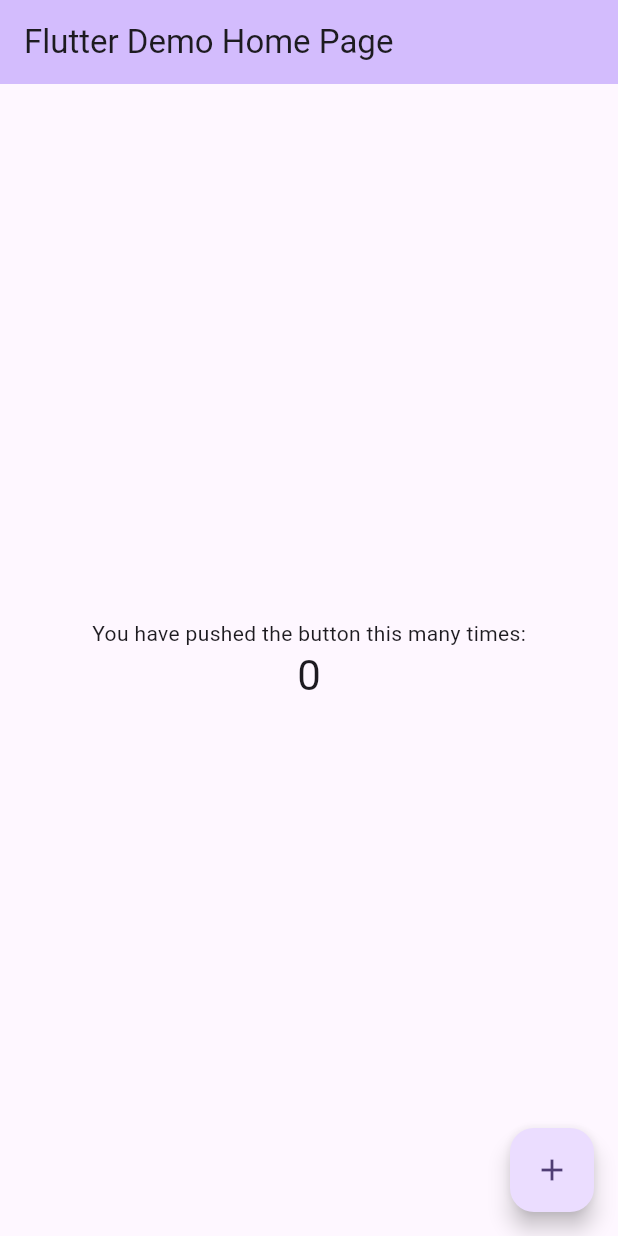
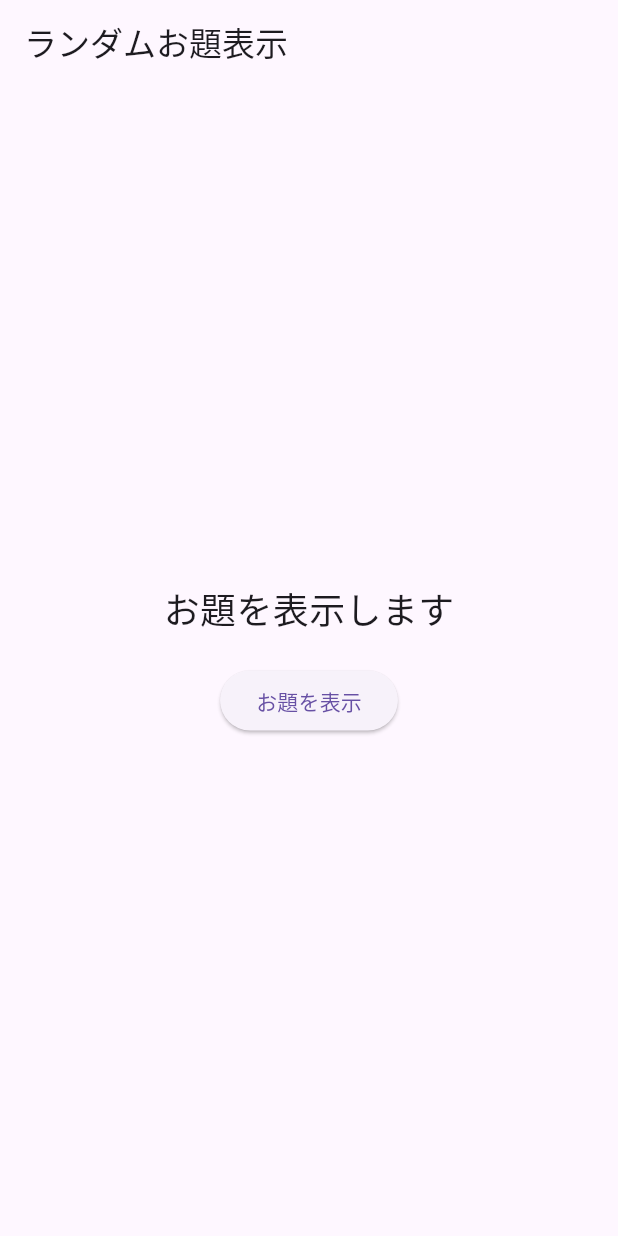
Before and after one commit to Ruri-Kinoshita/niku, a Flutter app: the screen it shows after launch, on a phone screen of 412 x 824 dp. Run offline on Flutter 3.47's test engine with Material 3 defaults, Android fonts, the phone set to English and light mode, and no system bars.

Commit message:
ルーレットまでできたUIはまだ

```diff
--- a/lib/main.dart
+++ b/lib/main.dart
@@ -1,7 +1,8 @@
 import 'package:flutter/material.dart';
+import 'package:niku/roulette.dart';
 
 void main() {
-  runApp(const MyApp());
+  runApp(const Roulette());
 }
 
 class MyApp extends StatelessWidget {
--- /dev/null
+++ b/lib/roulette.dart
@@ -0,0 +1,46 @@
+import 'package:flutter/material.dart';
+import 'dart:math';
+
+class Roulette extends StatefulWidget {
+  const Roulette({super.key});
+
+  @override
+  State<Roulette> createState() => _RouletteState();
+}
+
+class _RouletteState extends State<Roulette> {
+  final List<String> prompts = ['りんご', 'きのこ', 'くるま', 'クレープ', 'いちご'];
+  String selectedPrompt = '';
+
+  void getRandomPrompt() {
+    final random = Random();
+    setState(() {
+      selectedPrompt = prompts[random.nextInt(prompts.length)];
+    });
+  }
+
+  @override
+  Widget build(BuildContext context) {
+    return MaterialApp(
+      home: Scaffold(
+        appBar: AppBar(title: Text('ランダムお題表示')),
+        body: Center(
+          child: Column(
+            mainAxisAlignment: MainAxisAlignment.center,
+            children: [
+              Text(
+                selectedPrompt.isEmpty ? 'お題を表示します' : selectedPrompt,
+                style: TextStyle(fontSize: 24),
+              ),
+              SizedBox(height: 20),
+              ElevatedButton(
+                onPressed: getRandomPrompt,
+                child: Text('お題を表示'),
+              ),
+            ],
+          ),
+        ),
+      ),
+    );
+  }
+}
```
Also changed, not shown: 1 other file.
